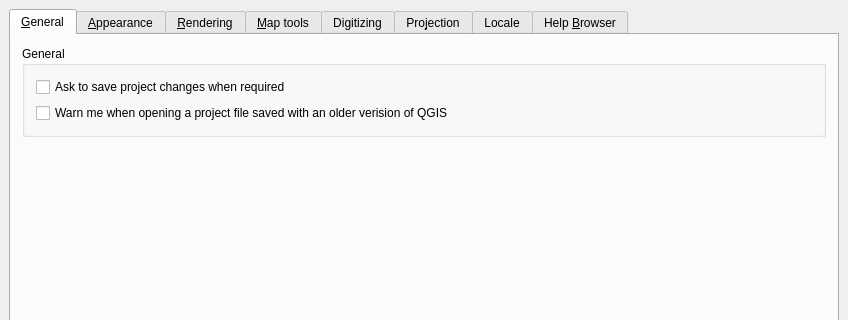
Above: src/ui/qgsoptionsbase.ui from qgis/QGIS before the change; both pictures show x 0 to 848 and y 0 to 320 of the 848 by 506 pixel window. Below: the same form after it.
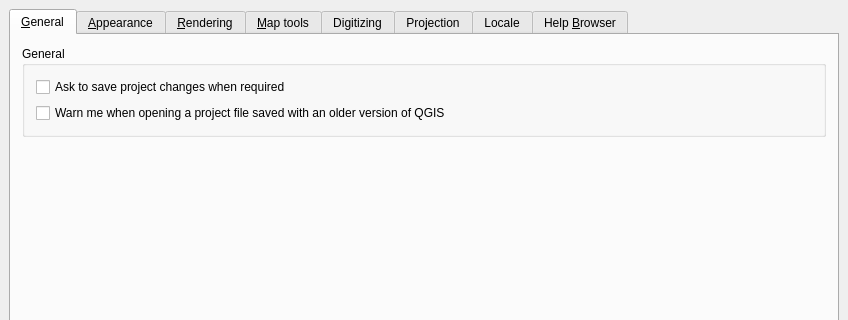
That is the form after the change. Icons and pictures are not drawn. Custom widgets are drawn as their Qt base class.

Commit message: Applies patch in #902

Patch:
```diff
--- a/src/ui/qgsoptionsbase.ui
+++ b/src/ui/qgsoptionsbase.ui
@@ -66,7 +66,7 @@
           <item>
            <widget class="QCheckBox" name="chbWarnOldProjectVersion" >
             <property name="text" >
-             <string>Warn me when opening a project file saved with an older verision of QGIS</string>
+             <string>Warn me when opening a project file saved with an older version of QGIS</string>
             </property>
            </widget>
           </item>
```
The commit also changes 1 other file.
